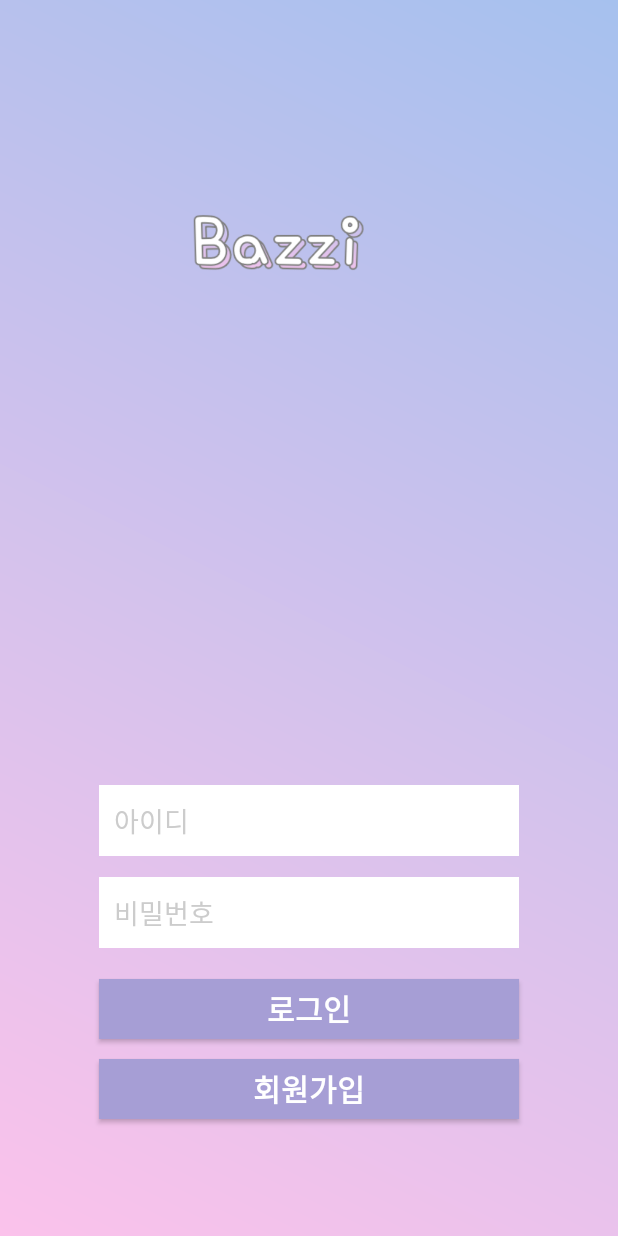
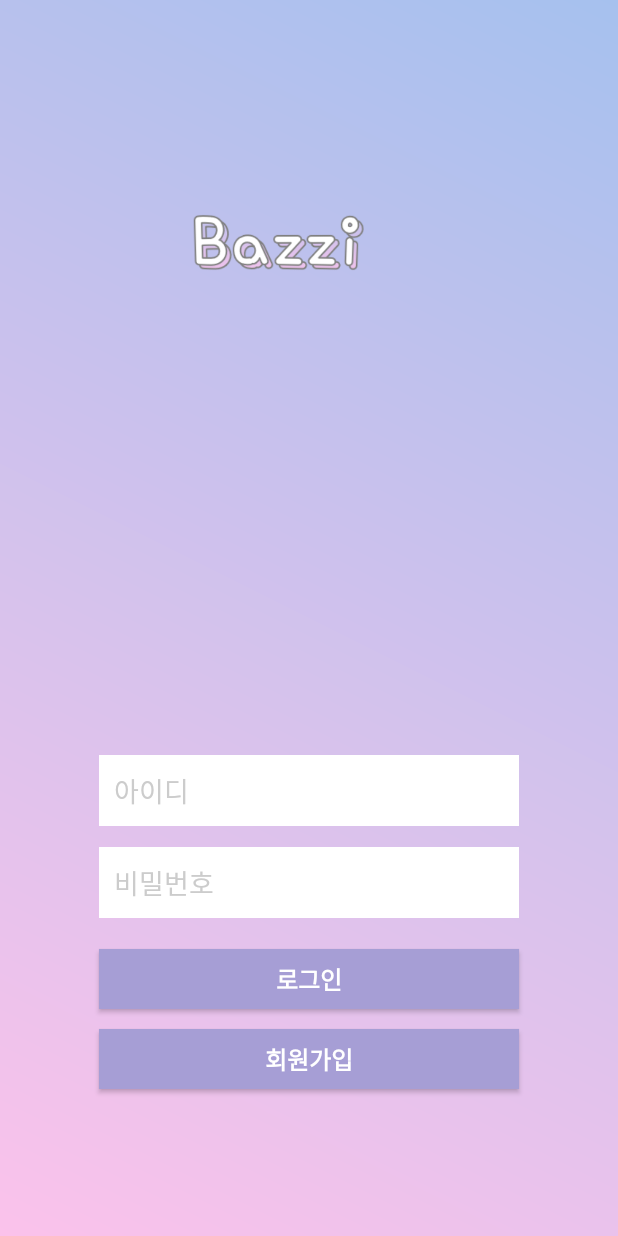
Before and after one commit to Dauuni/Bazzi, an Android app: the screen it shows after launch (Login), on a phone screen of 412 x 824 dp. Run offline under Robolectric (Android 15) with nearby library versions, the phone set to English and light mode, and no system bars; our stand-ins replace Volley.

Commit message:
20.05.12 / 12:53

```diff
--- a/app/build.gradle
+++ b/app/build.gradle
@@ -26,4 +26,5 @@ dependencies {
     testImplementation 'junit:junit:4.12'
     androidTestImplementation 'com.android.support.test:runner:1.0.2'
     androidTestImplementation 'com.android.support.test.espresso:espresso-core:3.0.2'
+    implementation 'com.android.volley:volley:1.1.1'
 }
--- a/app/src/main/java/com/daeun/bazzi_1/Cradle.java
+++ b/app/src/main/java/com/daeun/bazzi_1/Display.java
@@ -10,7 +10,7 @@ import android.support.v7.widget.Toolbar;
 import android.view.Menu;
 import android.view.MenuItem;
 
-public class Cradle extends AppCompatActivity
+public class Display extends AppCompatActivity
         implements NavigationView.OnNavigationItemSelectedListener{
 
     @Override
--- a/app/src/main/java/com/daeun/bazzi_1/Login.java
+++ b/app/src/main/java/com/daeun/bazzi_1/Login.java
@@ -1,13 +1,79 @@
 package com.daeun.bazzi_1;
 
+import android.content.Intent;
+import android.support.v7.app.AppCompatActivity;
 import android.os.Bundle;
-import android.support.v7.app.AppCompatActivity;
+import android.view.View;
+import android.widget.Button;
+import android.widget.EditText;
+import android.widget.Toast;
 
-public class Login extends AppCompatActivity{
+import com.android.volley.RequestQueue;
+import com.android.volley.Response;
+import com.android.volley.toolbox.Volley;
+
+import org.json.JSONException;
+import org.json.JSONObject;
+
+public class Login extends AppCompatActivity {
+    private EditText et_id, et_pass;
+    private Button btn_login, btn_register;
 
     @Override
     protected void onCreate(Bundle savedInstanceState) {
         super.onCreate(savedInstanceState);
         setContentView(R.layout.login);
+
+        et_id=findViewById(R.id.et_id);
+        et_pass=findViewById(R.id.et_pass);
+        btn_login=findViewById(R.id.btn_login);
+        btn_register=findViewById(R.id.btn_register);
+
+        Intent intent_loading = new Intent(this, Loading.class);
+        startActivity(intent_loading);
+
+        btn_register.setOnClickListener(new View.OnClickListener() {
+            @Override
+            public void onClick(View v) {
+                Intent intent = new Intent(Login.this,RegisterActivity.class);
+                startActivity(intent);
+            }
+        });
+
+        btn_login.setOnClickListener(new View.OnClickListener() {
+            @Override
+            public void onClick(View v) {
+                final String userID = et_id.getText().toString();
+                String userPassword = et_pass.getText().toString();
+
+                Response.Listener<String> responseListener = new Response.Listener<String>() {
+                    @Override
+                    public void onResponse(String response) {
+                        try {
+                            JSONObject jsonObject = new JSONObject(response);
+                            boolean success = jsonObject.getBoolean("success");
+                            if (success) {
+                                String userID=jsonObject.getString("userID");
+                                String userPassword=jsonObject.getString("userPassword");
+                                Toast.makeText(getApplicationContext(),"로그인에 성공하였습니다.",Toast.LENGTH_SHORT).show();
+                                Intent intent = new Intent(Login.this, MainActivity.class);
+                                intent.putExtra("userID",userID);
+                                intent.putExtra("userPassword",userPassword);
+                                startActivity(intent);
+                            } else {
+                                Toast.makeText(getApplicationContext(),"로그인에 실패하였습니다.",Toast.LENGTH_SHORT).show();
+                                return;
+                            }
+                        } catch (JSONException e) {
+                            e.printStackTrace();
+                        }
+                    }
+                };
+
+                LoginRequest loginRequest = new LoginRequest(userID, userPassword, responseListener);
+                RequestQueue queue = Volley.newRequestQueue(Login.this);
+                queue.add(loginRequest);
+            }
+        });
     }
 }
--- a/app/src/main/res/layout/content_main.xml
+++ b/app/src/main/res/layout/content_main.xml
@@ -27,7 +27,7 @@
         android:background="@drawable/text_box"
         android:id="@+id/textBox1"
         android:textColor="#8F45C7"
-        android:gravity="center"/>
+        android:gravity="center" />
 
     <TextView
         android:layout_width="130dp"
--- a/app/src/main/res/layout/login.xml
+++ b/app/src/main/res/layout/login.xml
@@ -18,58 +18,58 @@
         android:src="@drawable/symbol" />
 
     <EditText
-        android:id="@+id/edit_id"
+        android:id="@+id/et_id"
         android:layout_width="280dp"
         android:layout_height="wrap_content"
         android:layout_alignParentBottom="true"
         android:layout_centerHorizontal="true"
-        android:layout_marginBottom="253dp"
+        android:layout_marginBottom="273dp"
         android:background="#ffffff"
         android:hint="아이디"
         android:padding="10dp"
         android:singleLine="true"
-        android:textColor="#cccccc"
+        android:textColor="#8F45C7"
         android:textColorHint="#cccccc" />
 
     <EditText
-        android:id="@+id/edit_password"
+        android:id="@+id/et_pass"
         android:layout_width="280dp"
         android:layout_height="wrap_content"
         android:layout_alignParentBottom="true"
         android:layout_centerHorizontal="true"
-        android:layout_marginBottom="192dp"
+        android:layout_marginBottom="212dp"
         android:background="#ffffff"
         android:hint="비밀번호"
         android:inputType="textPassword"
         android:padding="10dp"
         android:singleLine="true"
-        android:textColor="#cccccc"
+        android:textColor="#8F45C7"
         android:textColorHint="#cccccc" />
 
     <Button
-        android:id="@+id/btn_signIn"
+        android:id="@+id/btn_login"
         android:layout_width="280dp"
         android:layout_height="40dp"
         android:layout_alignParentBottom="true"
         android:layout_centerHorizontal="true"
-        android:layout_marginBottom="131dp"
+        android:layout_marginBottom="151dp"
         android:background="#A69ED5"
         android:text="로그인"
         android:textColor="#FFFFFF"
-        android:textSize="20dp"
+        android:textSize="16dp"
         android:textStyle="bold" />
 
     <Button
-        android:id="@+id/btn_signUp"
+        android:id="@+id/btn_register"
         android:layout_width="280dp"
         android:layout_height="40dp"
         android:layout_alignParentBottom="true"
         android:layout_centerHorizontal="true"
-        android:layout_marginBottom="78dp"
+        android:layout_marginBottom="98dp"
         android:background="#A69ED5"
         android:text="회원가입"
         android:textColor="#FFFFFF"
-        android:textSize="20dp"
+        android:textSize="16dp"
         android:textStyle="bold" />
 
 </RelativeLayout>
```
Also changed, not shown: app/src/main/AndroidManifest.xml (+22 -43 lines), app/src/main/java/com/daeun/bazzi_1/LoginRequest.java (added, +28 -0 lines), app/src/main/java/com/daeun/bazzi_1/MainActivity.java (+1 -7 lines), app/src/main/java/com/daeun/bazzi_1/RegisterActivity.java (added, +74 -0 lines), app/src/main/java/com/daeun/bazzi_1/RegisterRequest.java (added, +32 -0 lines), app/src/main/res/layout/activity_register.xml (added, +80 -0 lines).
